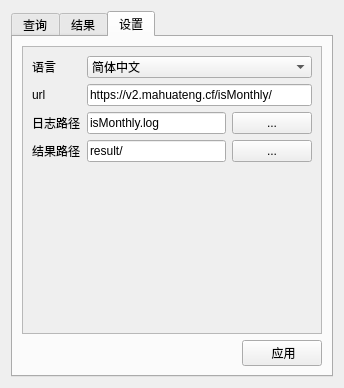
The window that widget.ui (BruceKangCN/isMonthly) describes before a commit, drawn with Qt 5.
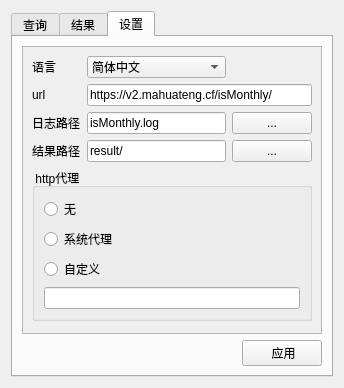
The same window after the commit. The open tabs and pages were chosen to show the change.

Commit message: add proxy settings

Patch:
```diff
--- a/widget.ui
+++ b/widget.ui
@@ -235,8 +235,8 @@
            <rect>
             <x>0</x>
             <y>0</y>
-            <width>292</width>
-            <height>271</height>
+            <width>302</width>
+            <height>282</height>
            </rect>
           </property>
           <layout class="QGridLayout" name="gridLayout_5">
@@ -247,6 +247,24 @@
              </property>
             </widget>
            </item>
+           <item row="0" column="1">
+            <widget class="QComboBox" name="boxLanguage">
+             <property name="currentText">
+              <string>简体中文</string>
+             </property>
+             <property name="currentIndex">
+              <number>0</number>
+             </property>
+             <property name="modelColumn">
+              <number>0</number>
+             </property>
+             <item>
+              <property name="text">
+               <string>简体中文</string>
+              </property>
+             </item>
+            </widget>
+           </item>
            <item row="1" column="0">
             <widget class="QLabel" name="label_7">
              <property name="text">
@@ -254,6 +272,13 @@
              </property>
             </widget>
            </item>
+           <item row="1" column="1" colspan="2">
+            <widget class="QLineEdit" name="inpUrl">
+             <property name="text">
+              <string>https://v2.mahuateng.cf/isMonthly/</string>
+             </property>
+            </widget>
+           </item>
            <item row="2" column="0">
             <widget class="QLabel" name="label_8">
              <property name="text">
@@ -296,7 +321,46 @@
              </property>
             </widget>
            </item>
-           <item row="4" column="1">
+           <item row="4" column="0" colspan="3">
+            <widget class="QGroupBox" name="groupBox">
+             <property name="title">
+              <string> http代理</string>
+             </property>
+             <layout class="QVBoxLayout" name="verticalLayout">
+              <item>
+               <widget class="QRadioButton" name="radioNoProxy">
+                <property name="text">
+                 <string>无</string>
+                </property>
+               </widget>
+              </item>
+              <item>
+               <widget class="QRadioButton" name="radioSystemProxy">
+                <property name="text">
+                 <string>系统代理</string>
+                </property>
+                <property name="checkable">
+                 <bool>true</bool>
+                </property>
+                <property name="checked">
+                 <bool>false</bool>
+                </property>
+               </widget>
+              </item>
+              <item>
+               <widget class="QRadioButton" name="radioCustom">
+                <property name="text">
+                 <string>自定义</string>
+                </property>
+               </widget>
+              </item>
+              <item>
+               <widget class="QLineEdit" name="inpHttpProxy"/>
+              </item>
+             </layout>
+            </widget>
+           </item>
+           <item row="5" column="1">
             <spacer name="verticalSpacer">
              <property name="orientation">
               <enum>Qt::Vertical</enum>
@@ -309,31 +373,6 @@
              </property>
             </spacer>
            </item>
-           <item row="1" column="1" colspan="2">
-            <widget class="QLineEdit" name="inpUrl">
-             <property name="text">
-              <string>https://v2.mahuateng.cf/isMonthly/</string>
-             </property>
-            </widget>
-           </item>
-           <item row="0" column="1" colspan="2">
-            <widget class="QComboBox" name="boxLanguage">
-             <property name="currentText">
-              <string>简体中文</string>
-             </property>
-             <property name="currentIndex">
-              <number>0</number>
-             </property>
-             <property name="modelColumn">
-              <number>0</number>
-             </property>
-             <item>
-              <property name="text">
-               <string>简体中文</string>
-              </property>
-             </item>
-            </widget>
-           </item>
           </layout>
          </widget>
         </widget>
```
The commit also changes 3 other files.
